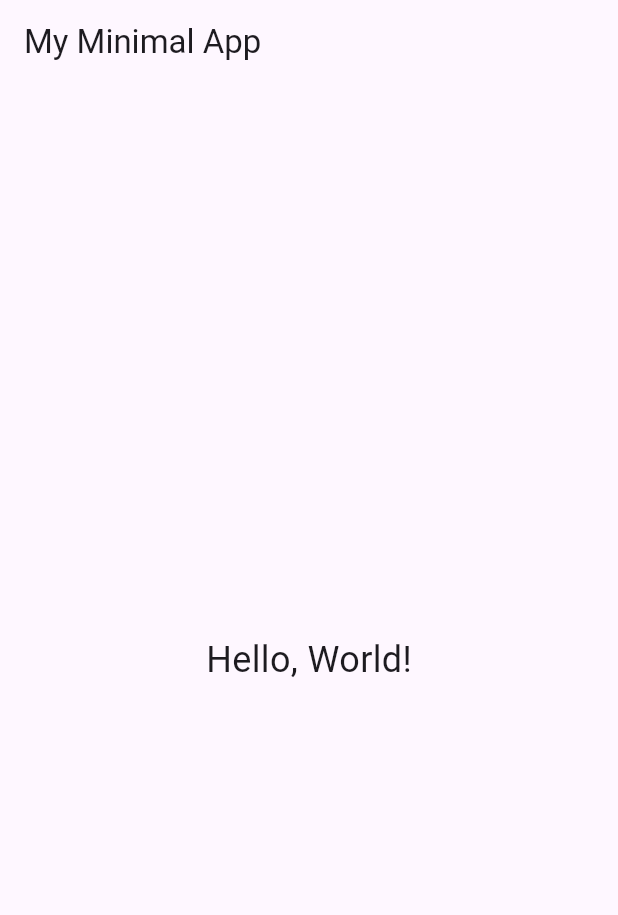
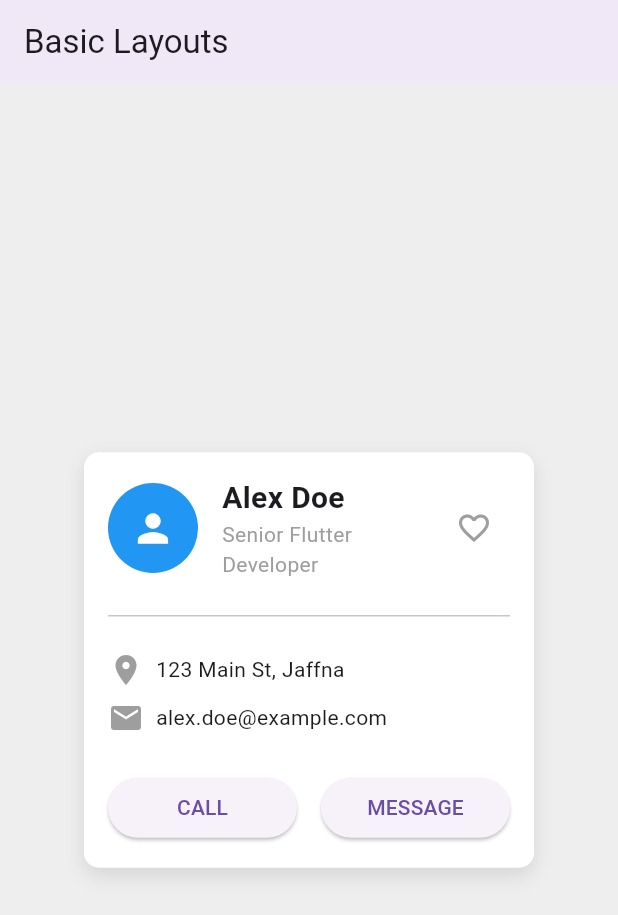
Before and after one commit to UnicomTIC-Jerobert/flutter-learning-journey, a Flutter app: the screen it shows after launch, on a phone screen of 412 x 824 dp. Shown: the top 915 px of the screen. Run offline on Flutter 3.47's test engine with Material 3 defaults, Android fonts, the phone set to English and light mode, and no system bars.

Commit message:
feat: Introduce stateful and stateless widgets - Refactor contact info rows into a reusable StatelessWidget - Add a StatefulWidget 'FavoriteButton' to handle user interaction - Implement setState() to toggle the favorite status

```diff
--- a/lib/main.dart
+++ b/lib/main.dart
@@ -1,50 +1,204 @@
-// The 'material.dart' library contains all the core Material Design widgets
-// like MaterialApp, Scaffold, AppBar, Text, etc.
+// lib/main.dart
 import 'package:flutter/material.dart';
 
-// The main() function is the entry point for all Dart applications, just like
-// in Java or C#. Flutter execution starts here.
-void main() {
-  // runApp() is a built-in Flutter function that takes a Widget and makes it
-  // the root of the widget tree. This inflates the given widget and attaches
-  // it to the screen.
-  runApp(const MyApp());
+void main() => runApp(const MyApp());
+
+class MyApp extends StatelessWidget {
+  const MyApp({super.key});
+
+  @override
+  Widget build(BuildContext context) {
+    return MaterialApp(
+      // Let's remove the debug banner for a cleaner look
+      debugShowCheckedModeBanner: false,
+      home: Scaffold(
+        appBar: AppBar(
+          title: const Text('Basic Layouts'),
+          elevation: 4.0, // Adds a subtle shadow to the app bar
+        ),
+        // We will build our layout in a separate widget for cleanliness.
+        body: BasicLayoutScreen(),
+      ),
+    );
+  }
 }
 
-// In Flutter, everything is a widget. Your application itself is a widget.
-// We create our root widget, MyApp.
-// It's a StatelessWidget because the app itself doesn't hold any state that
-// changes over time. It just defines the app's theme and initial route.
-class MyApp extends StatelessWidget {
-  // 'const' constructor. This is a performance optimization. If the widget
-  // is created with the same arguments, Dart can reuse the existing instance.
-  const MyApp({super.key});
+// This is where we will do all our work for this lesson.
+class BasicLayoutScreen extends StatelessWidget {
+  const BasicLayoutScreen({super.key});
 
-  // The 'build' method is the most important method in any widget.
-  // It describes the widget's part of the user interface.
-  // Flutter calls this method whenever it needs to render the widget.
-  // It's conceptually similar to React's `render()` method.
+  // In BasicLayoutScreen's build method
   @override
   Widget build(BuildContext context) {
-    // MaterialApp is a fundamental root widget. It sets up a lot of things
-    // you need for a typical application:
-    // - Navigation / Routing
-    // - Theming (colors, fonts, etc.)
-    // - It's the parent for other key widgets like Scaffold.
-    return MaterialApp(
-      // The 'home' property defines the default screen (the widget for the '/' route).
-      // We are providing a Scaffold widget as our home screen.
-      home: Scaffold(
-        // Scaffold is a widget that implements the basic Material Design
-        // visual layout structure. It provides APIs for showing app bars,
-        // drawers, snack bars, and most importantly, a 'body'.
-        appBar: AppBar(title: const Text('My Minimal App')),
-        // The 'body' is the primary content of the Scaffold, shown below the AppBar.
-        // We'll just put a centered piece of text here for now.
-        body: const Center(
-          child: Text('Hello, World!', style: TextStyle(fontSize: 24)),
+    return Container(
+      // A grey background for the whole screen
+      color: Colors.grey[200],
+      // Center the card on the screen
+      child: Center(
+        // A Container for our card
+        child: Container(
+          width: 300,
+          padding: const EdgeInsets.all(16.0),
+          decoration: BoxDecoration(
+            color: Colors.white,
+            borderRadius: BorderRadius.circular(10.0), // Rounded corners
+            boxShadow: [
+              BoxShadow(
+                color: Colors.black.withOpacity(0.1),
+                blurRadius: 10,
+                offset: const Offset(0, 5),
+              ),
+            ],
+          ),
+          child: Column(
+            // This makes the Column's height fit its content.
+            mainAxisSize: MainAxisSize.min,
+            // Aligns children to the start (left) of the column
+            crossAxisAlignment: CrossAxisAlignment.start,
+            children: [
+              // Row for Avatar and Name/Title
+              Row(
+                children: [
+                  const CircleAvatar(
+                    radius: 30,
+                    backgroundColor: Colors.blue,
+                    child: Icon(Icons.person, size: 30, color: Colors.white),
+                  ),
+                  // A SizedBox provides a fixed-size gap between widgets
+                  const SizedBox(width: 16),
+                  // Expanded makes the name/title column take all remaining horizontal space
+                  Expanded(
+                    child: Column(
+                      crossAxisAlignment: CrossAxisAlignment.start,
+                      children: const [
+                        Text(
+                          'Alex Doe',
+                          style: TextStyle(
+                            fontSize: 20,
+                            fontWeight: FontWeight.bold,
+                          ),
+                        ),
+                        Text(
+                          'Senior Flutter Developer',
+                          style: TextStyle(color: Colors.grey),
+                        ),
+                      ],
+                    ),
+                  ),
+                  // Add our new stateful widget here!
+                  const FavoriteButton(),
+                ],
+              ),
+
+              // A divider line
+              const SizedBox(height: 16),
+              const Divider(),
+              const SizedBox(height: 16),
+
+              const ContactInfoRow(
+                icon: Icons.location_on,
+                text: '123 Main St, Jaffna',
+              ),
+              const SizedBox(height: 8),
+              const ContactInfoRow(
+                icon: Icons.email,
+                text: 'alex.doe@example.com',
+              ),
+
+              // Add this code at the end of the main Column's children list
+              // (after the email Row)
+              const SizedBox(height: 24), // Add some space before buttons
+
+              Row(
+                children: [
+                  Expanded(
+                    child: ElevatedButton(
+                      onPressed: () {}, // Empty function for now
+                      child: const Text('CALL'),
+                    ),
+                  ),
+                  const SizedBox(width: 16),
+                  Expanded(
+                    child: ElevatedButton(
+                      onPressed: () {},
+                      child: const Text('MESSAGE'),
+                    ),
+                  ),
+                ],
+              ),
+            ],
+          ),
         ),
       ),
     );
   }
 }
+
+// This is a reusable widget for a row containing an icon and text.
+// It's stateless because once created with an icon and text, it never
+// changes on its own.
+class ContactInfoRow extends StatelessWidget {
+  // The data this widget needs is passed in via the constructor.
+  // These fields should always be 'final' in a StatelessWidget.
+  final IconData icon;
+  final String text;
+
+  // The constructor. 'const' is a performance optimization.
+  const ContactInfoRow({
+    super.key,
+    required this.icon, // 'required' means these must be provided.
+    required this.text,
+  });
+
+  @override
+  Widget build(BuildContext context) {
+    // The build method just describes the UI based on the final fields.
+    return Row(
+      children: [
+        Icon(icon, color: Colors.grey),
+        const SizedBox(width: 8),
+        Text(text),
+      ],
+    );
+  }
+}
+
+// 1. The Widget class (immutable configuration)
+class FavoriteButton extends StatefulWidget {
+  const FavoriteButton({super.key});
+
+  // The only required method is createState(). It links this widget
+  // to its State object.
+  @override
+  State<FavoriteButton> createState() => _FavoriteButtonState();
+}
+
+// 2. The State class (mutable, contains the logic and UI)
+// The leading underscore makes this class private to the library (main.dart).
+class _FavoriteButtonState extends State<FavoriteButton> {
+  // This is the "state" that this widget manages.
+  bool _isFavorited = false;
+
+  // This is the equivalent of React's this.setState().
+  // It does two things:
+  // 1. Changes the state variable inside the callback.
+  // 2. Tells the framework that this widget is "dirty" and needs to be
+  //    rebuilt by calling its 'build' method again.
+  void _toggleFavorite() {
+    setState(() {
+      _isFavorited = !_isFavorited;
+    });
+  }
+
+  @override
+  Widget build(BuildContext context) {
+    // The UI depends on the current value of our state variable, _isFavorited.
+    return IconButton(
+      icon: Icon(
+        _isFavorited ? Icons.favorite : Icons.favorite_border,
+        color: _isFavorited ? Colors.red : Colors.grey,
+      ),
+      onPressed: _toggleFavorite, // Call our state-changing method on tap.
+    );
+  }
+}
```
